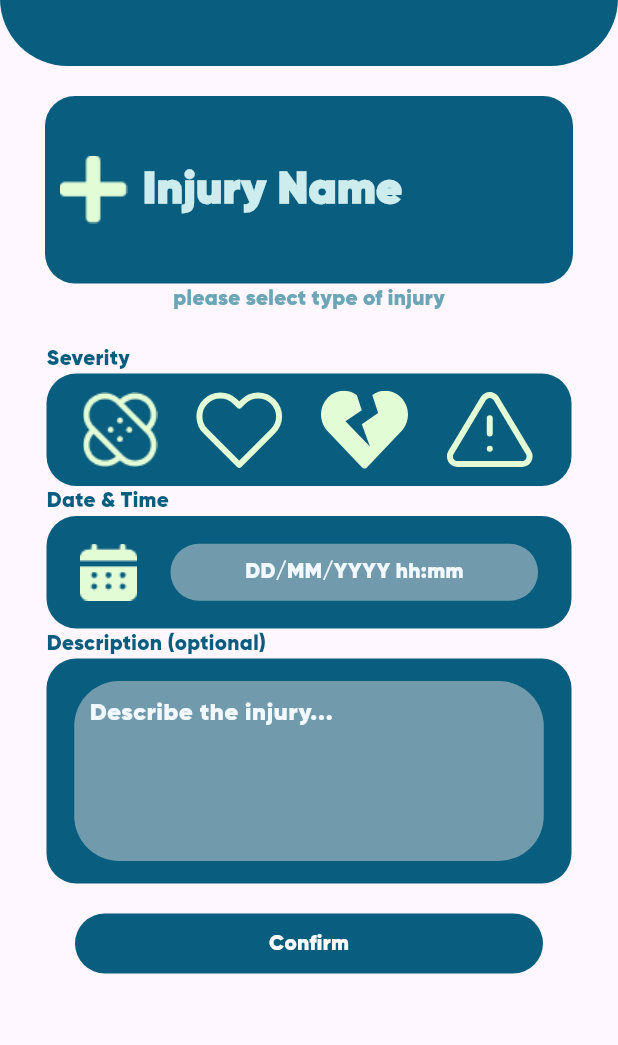
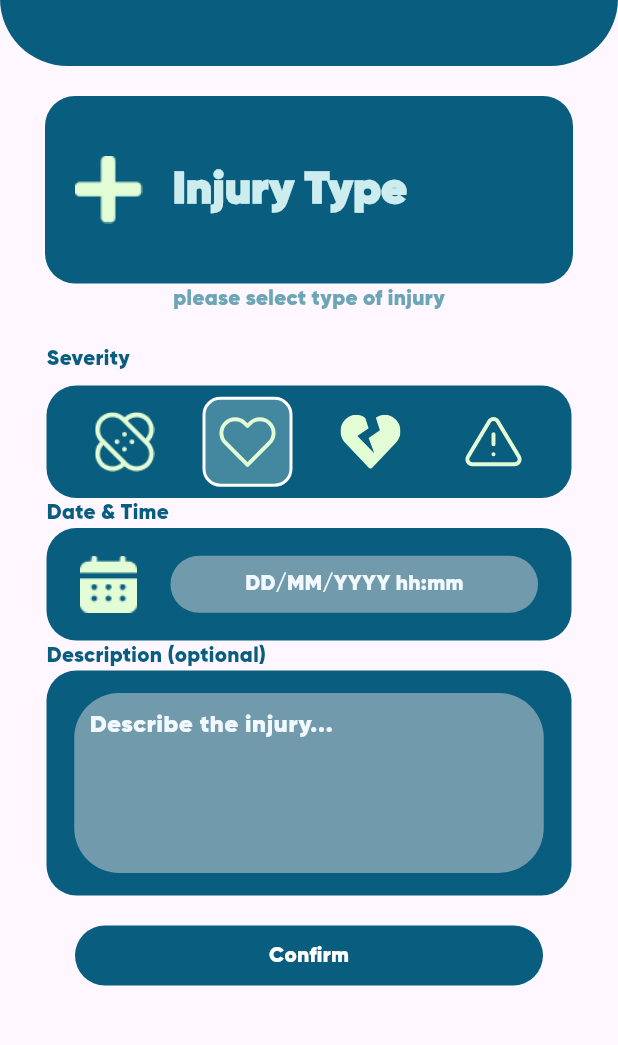
Before and after one commit to girindradmada/aidminton, a Flutter app: the InjuryLog screen opened directly, after a tap on "Add New", on a phone screen of 412 x 824 dp, the part 84-1129 px from its top. Run offline on Flutter 3.47's test engine with Material 3 defaults, Android fonts, the phone set to English and light mode, and no system bars; our stand-ins replace audioplayers, flutter_svg.

```diff
--- a/lib/models/frequentAsk.dart
+++ b/lib/models/frequentAsk.dart
@@ -42,7 +42,7 @@ class FrequentModel {
       FrequentModel(
         question: 'Forgot password?',
         // answer: "We have a designated page that will send an email to your account and you may change your password from there."
-        answer: "boo hoo cry about it nigga"
+        answer: "Wow, too bad cro.. ts pmo"
       )
     );
 
--- a/lib/pages/emergencyContacts.dart
+++ b/lib/pages/emergencyContacts.dart
@@ -120,7 +120,7 @@ class _EmergencycontactsState extends State<Emergencycontacts> {
               children: [
                 SvgPicture.asset('assets/icons/Contacts.svg'),
                 Text(
-                  'Add Contacts',
+                  'Connected Contacts',
                   style: TextStyle(
                     color: Color(0xffCCECEE),
                     fontSize: 30,
--- a/lib/pages/injuryLog.dart
+++ b/lib/pages/injuryLog.dart
@@ -100,11 +100,9 @@ class _InjuryLogState extends State<InjuryLog> {
                     crossAxisAlignment: CrossAxisAlignment.center,
                     children: [
                       SizedBox(width: 15,),
-                      SvgPicture.asset(
-                        logs[index].priority,
-                        width: 61,
-                        height: 61
-                      ),
+                      logs[index].priority.endsWith('.svg')
+                        ? SvgPicture.asset(logs[index].priority, width: 61, height: 61)
+                        : Image.asset(logs[index].priority, width: 61, height: 61),
                       SizedBox(width: 15),
                       Column(
                         mainAxisAlignment: MainAxisAlignment.start,
--- a/lib/pages/newInjury.dart
+++ b/lib/pages/newInjury.dart
@@ -86,6 +86,70 @@ class _NewInjuryState extends State<NewInjury> {
     );
   }
 
+  Widget severitySelection() {
+    final severityOptions = [
+      {'icon': 'assets/icons/bandage.png', 'isSvg': false},
+      {'icon': 'assets/icons/low.svg', 'isSvg': true},
+      {'icon': 'assets/icons/mild.svg', 'isSvg': true},
+      {'icon': 'assets/icons/Alert triangle.svg', 'isSvg': true},
+    ];
+
+    return Column(
+      crossAxisAlignment: CrossAxisAlignment.start,
+      children: [
+        Text(
+          'Severity',
+          style: TextStyle(
+            color: Color(0xff095D7E),
+            fontSize: 14,
+            fontWeight: FontWeight.w500,
+          ),
+        ),
+        SizedBox(height: 8),
+        Container(
+          width: 350,
+          height: 75,
+          decoration: BoxDecoration(
+            color: Color(0xff095D7E),
+            borderRadius: BorderRadius.circular(20),
+          ),
+          child: Row(
+            mainAxisAlignment: MainAxisAlignment.spaceEvenly,
+            children: severityOptions.map((option) {
+              final String iconPath = option['icon'] as String;
+              final bool isSvg = option['isSvg'] as bool;
+              final bool isSelected = selectedSeverity == iconPath;
+
+              return GestureDetector(
+                onTap: () {
+                  setState(() {
+                    selectedSeverity = iconPath;
+                  });
+                },
+                child: Container(
+                  padding: EdgeInsets.all(8),
+                  decoration: BoxDecoration(
+                    color: isSelected
+                        ? Color(0xffCCECEE).withOpacity(0.3)
+                        : Colors.transparent,
+                    borderRadius: BorderRadius.circular(12),
+                    border: Border.all(
+                      color: isSelected ? Colors.white : Colors.transparent,
+                      width: 2,
+                    ),
+                  ),
+                  child: isSvg
+                      ? SvgPicture.asset(iconPath, width: 40, height: 40)
+                      : Image.asset(iconPath, width: 40, height: 40),
+                ),
+              );
+            }).toList(),
+          ),
+        ),
+      ],
+    );
+  }
+
   Column mainContentInjury() {
     String displayDateTimeText = 'DD/MM/YYYY hh:mm';
     if (selectedDateTime != null) {
@@ -96,38 +160,7 @@ class _NewInjuryState extends State<NewInjury> {
           mainAxisAlignment: MainAxisAlignment.spaceEvenly,
           crossAxisAlignment: CrossAxisAlignment.center,
           children: [
-            Column(
-              mainAxisAlignment: MainAxisAlignment.start,
-              crossAxisAlignment: CrossAxisAlignment.start,
-              children: [
-                Text(
-                  'Severity',
-                  style: TextStyle(
-                    color: Color(0xff095D7E),
-                    fontSize: 14,
-                    fontWeight: FontWeight.w500
-                  )
-                ),
-                Container(
-                  width: 350,
-                  height: 75,
-                  decoration: BoxDecoration(
-                    color: Color(0xff095D7E),
-                    borderRadius: BorderRadius.circular(20)
-                  ),
-                  child: Row(
-                    mainAxisAlignment: MainAxisAlignment.spaceEvenly,
-                    crossAxisAlignment: CrossAxisAlignment.center,
-                    children: [
-                      Image.asset('assets/icons/bandage.png'),
-                      SvgPicture.asset('assets/icons/low.svg'),
-                      SvgPicture.asset('assets/icons/mild.svg'),
-                      SvgPicture.asset('assets/icons/Alert triangle.svg'),
-                    ],
-                  ),
-                )
-              ],
-            ),
+            severitySelection(),
             Column(
               mainAxisAlignment: MainAxisAlignment.start,
               crossAxisAlignment: CrossAxisAlignment.start,
@@ -251,49 +284,75 @@ class _NewInjuryState extends State<NewInjury> {
         );
   }
 
-  Container injuryType() {
-    return Container(
+  Widget injuryType() {
+    List<String> injuryOptions = [
+      'Dislocated Shoulder',
+      'Bruised Knee',
+      'Torn ACL',
+      'Sprained Ankle',
+      'Pulled Hamstring',
+    ];
+
+    return GestureDetector(
+      onTap: () {
+        showModalBottomSheet(
+          context: context,
+          shape: RoundedRectangleBorder(
+            borderRadius: BorderRadius.vertical(top: Radius.circular(20)),
+          ),
+          backgroundColor: Colors.white,
+          builder: (BuildContext context) {
+            return ListView.builder(
+              itemCount: injuryOptions.length,
+              itemBuilder: (context, index) {
+                return ListTile(
+                  title: Text(injuryOptions[index]),
+                  onTap: () {
+                    setState(() {
+                      _selectedType.text = injuryOptions[index];
+                    });
+                    Navigator.pop(context);
+                  },
+                );
+              },
+            );
+          },
+        );
+      },
+      child: Container(
         width: 350,
         height: 125,
         margin: EdgeInsets.only(left: 30, right: 30),
         decoration: BoxDecoration(
           color: Color(0xff095D7E),
-            borderRadius: BorderRadius.circular(20)
+          borderRadius: BorderRadius.circular(20),
         ),
         child: Row(
-            mainAxisAlignment: MainAxisAlignment.spaceEvenly,
+          mainAxisAlignment: MainAxisAlignment.start,
           crossAxisAlignment: CrossAxisAlignment.center,
           children: [
             Padding(
-                padding: const EdgeInsets.only(left: 10),
-                child: Image.asset(
-                  'assets/icons/plusSign.png'
+              padding: const EdgeInsets.only(left: 20),
+              child: Image.asset('assets/icons/plusSign.png'),
             ),
-              ),
+            SizedBox(width: 20),
             Expanded(
-                child: TextField(
-                  controller: _selectedType,
+              child: Text(
+                _selectedType.text.isNotEmpty ? _selectedType.text : 'Injury Type',
                 style: TextStyle(
                   fontSize: 30,
                   color: Color(0xffCCECEE),
-                    fontWeight: FontWeight.w600
+                  fontWeight: FontWeight.w600,
                 ),
-                  decoration: InputDecoration(
-                    hintText: 'Injury Name',
-                    hintStyle: TextStyle(
-                        fontSize: 30,
-                        color: Color(0xffCCECEE),
-                        fontWeight: FontWeight.w600
+                overflow: TextOverflow.ellipsis,
               ),
-                    border: InputBorder.none,
-                    contentPadding: EdgeInsets.all(10),
+            )
+          ],
         ),
-                ),
-              ),
-            ],
       ),
     );
   }
+
   PreferredSize appBar() {
     return PreferredSize(
       preferredSize: Size.fromHeight(100),
```
Also changed, not shown: pubspec.lock, 3 other files. Lines whose indentation alone changed are shown as unchanged.
